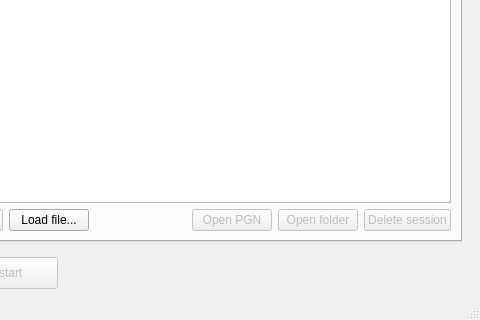
Before: the Qt Designer form app/mainwindow.ui in neluj/Xake, drawn with Qt 5; both pictures show x 707 to 1187 and y 388 to 708 of the 1187 by 708 pixel window.
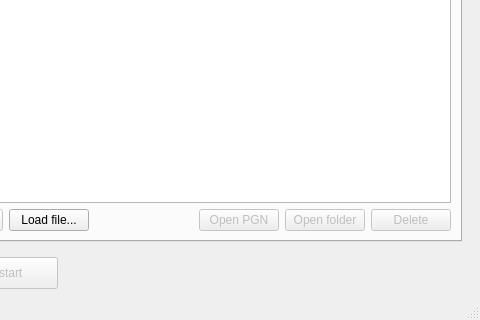
After: the same form once the commit is applied. The open tabs and pages were chosen to show the change. Custom widgets are drawn as their Qt base class.

Commit message: Polish history action buttons

The edit to the form file:
```diff
--- a/app/mainwindow.ui
+++ b/app/mainwindow.ui
@@ -769,7 +769,7 @@
                     <bool>false</bool>
                    </property>
                    <property name="text">
-                    <string>Delete session</string>
+                    <string>Delete</string>
                    </property>
                   </widget>
                  </item>
```
The commit also changes 1 other file.
